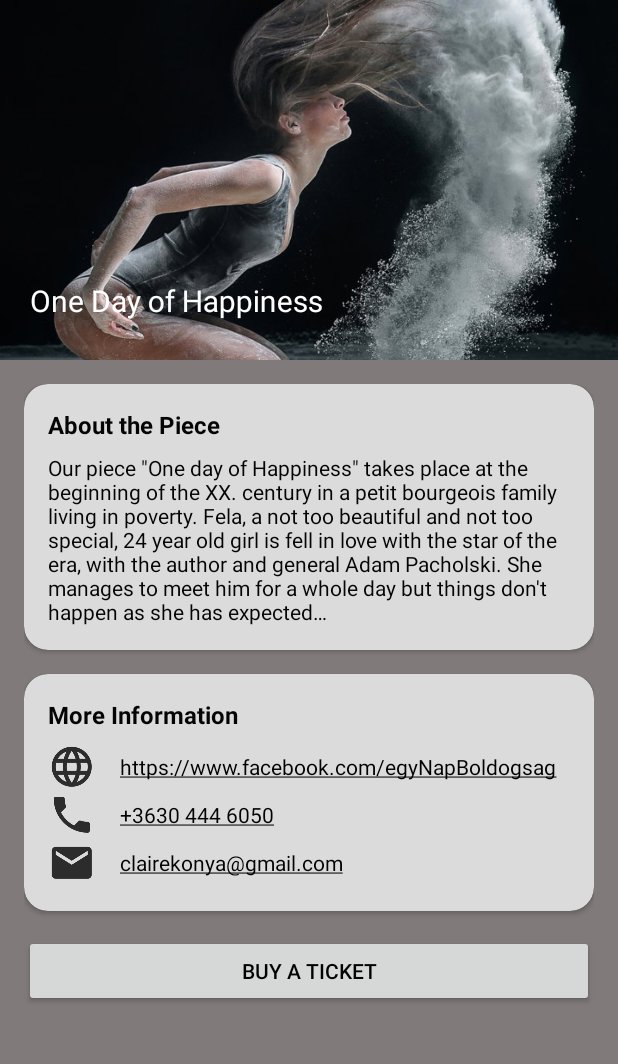
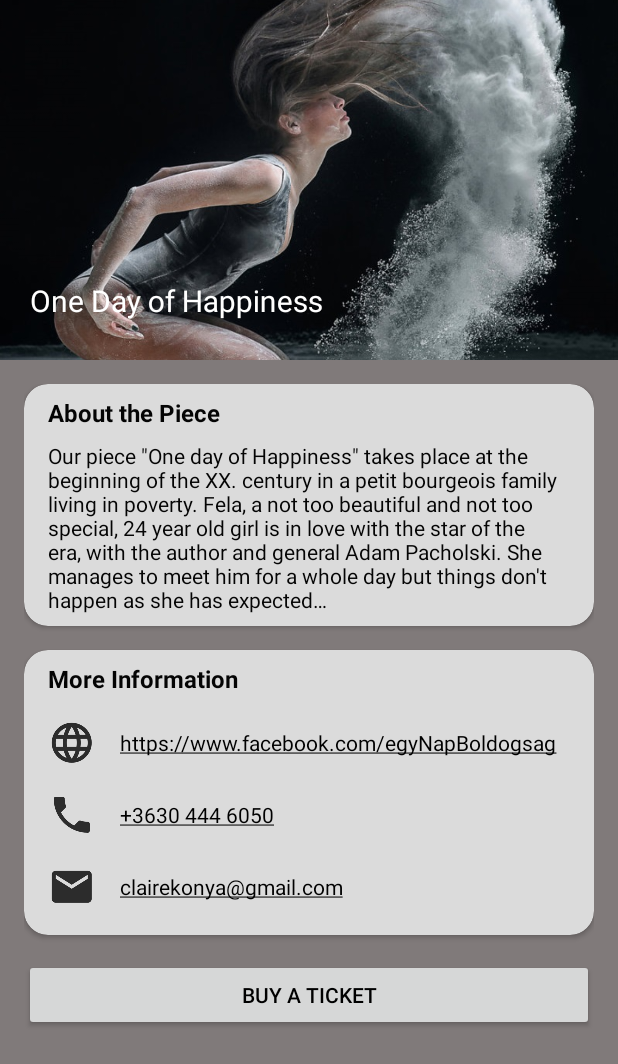
Before and after one commit to mrpeny/OneDayOfHappiness, an Android app: the screen it shows after launch (MainActivity), on a phone screen of 412 x 824 dp. Shown: the top 1064 px of the screen. Run offline under Robolectric (Android 15) with nearby library versions, the phone set to English and light mode, and no system bars.

Commit message:
Changed misspellings and added CardView LinearLayout styles and dimensions

```diff
--- a/app/src/main/java/com/example/mrpeny/onedayofhappiness/MainActivity.java
+++ b/app/src/main/java/com/example/mrpeny/onedayofhappiness/MainActivity.java
@@ -1,7 +1,6 @@
 package com.example.mrpeny.onedayofhappiness;
 
 import android.content.Intent;
-import android.content.res.Resources;
 import android.net.Uri;
 import android.support.design.widget.CollapsingToolbarLayout;
 import android.support.v7.app.AppCompatActivity;
--- a/app/src/main/res/layout/activity_main.xml
+++ b/app/src/main/res/layout/activity_main.xml
@@ -64,10 +64,10 @@
                 android:layout_height="wrap_content">
 
                 <LinearLayout
+                    style="@style/CardViewLinearLayoutStyle"
                     android:layout_width="match_parent"
                     android:layout_height="match_parent"
-                    android:orientation="vertical"
-                    android:padding="@dimen/linearlayout_padding">
+                    android:orientation="vertical">
 
                     <TextView
                         style="@style/CardViewTitleText"
@@ -93,10 +93,10 @@
                 android:layout_height="match_parent">
 
                 <LinearLayout
+                    style="@style/CardViewLinearLayoutStyle"
                     android:layout_width="match_parent"
                     android:layout_height="match_parent"
-                    android:orientation="vertical"
-                    android:padding="@dimen/linearlayout_padding">
+                    android:orientation="vertical">
 
                     <TextView
                         style="@style/CardViewTitleText"
--- a/app/src/main/res/values/dimens.xml
+++ b/app/src/main/res/values/dimens.xml
@@ -11,5 +11,9 @@
     <dimen name="cardview_title_text_margin_bottom">8dp</dimen>
 
     <!-- LinearLayout paddings -->
-    <dimen name="linearlayout_padding">16dp</dimen>
+    <dimen name="linearlayout_padding_right_left">16dp</dimen>
+    <dimen name="linearlayout_padding_top_bottom">8dp</dimen>
+
+    <!-- Clickable objects' dimensions -->
+    <dimen name="clickable_min_height">48dp</dimen>
 </resources>
--- a/app/src/main/res/values/strings.xml
+++ b/app/src/main/res/values/strings.xml
@@ -7,7 +7,7 @@
     <string name="about_the_piece">About the Piece</string>
 
     <!-- Story of the theatre piece [CHAR LIMIT=NONE] -->
-    <string name="story">Our piece \"One day of Happiness\" takes place at the beginning of the XX. century in a petit bourgeois family living in poverty. Fela, a not too beautiful and not too special, 24 year old girl is fell in love with the star of the era, with the author and general Adam Pacholski. She manages to meet him for a whole day but things don\'t happen as she has expected&#8230;</string>
+    <string name="story">Our piece \"One day of Happiness\" takes place at the beginning of the XX. century in a petit bourgeois family living in poverty. Fela, a not too beautiful and not too special, 24 year old girl is in love with the star of the era, with the author and general Adam Pacholski. She manages to meet him for a whole day but things don\'t happen as she has expected&#8230;</string>
 
     <!-- Header text for the second Card [CHAR LIMIT=20] -->
     <string name="more_information">More Information</string>
--- a/app/src/main/res/values/styles.xml
+++ b/app/src/main/res/values/styles.xml
@@ -23,15 +23,25 @@
         <item name="android:textColor">@color/colorPrimaryDark</item>
     </style>
 
+    <!-- CardView LinearLayout Style-->
+    <style name="CardViewLinearLayoutStyle">
+        <item name="android:paddingTop">@dimen/linearlayout_padding_top_bottom</item>
+        <item name="android:paddingBottom">@dimen/linearlayout_padding_top_bottom</item>
+        <item name="android:paddingRight">@dimen/linearlayout_padding_right_left</item>
+        <item name="android:paddingLeft">@dimen/linearlayout_padding_right_left</item>
+    </style>
+
     <!-- Standard CardView Text Style-->
     <style name="CardViewText">
         <item name="android:textColor">@color/colorPrimaryDark</item>
         <item name="android:drawablePadding">16dp</item>
         <item name="android:gravity">center_vertical</item>
+        <item name="android:minHeight">@dimen/clickable_min_height</item>
     </style>
 
     <!-- CardView Title Text Style-->
-    <style name="CardViewTitleText" parent="CardViewText">
+    <style name="CardViewTitleText">
+        <item name="android:textColor">@color/colorPrimaryDark</item>
         <item name="android:textSize">16sp</item>
         <item name="android:textStyle">bold</item>
         <item name="android:layout_marginBottom">@dimen/cardview_title_text_margin_bottom</item>
```
